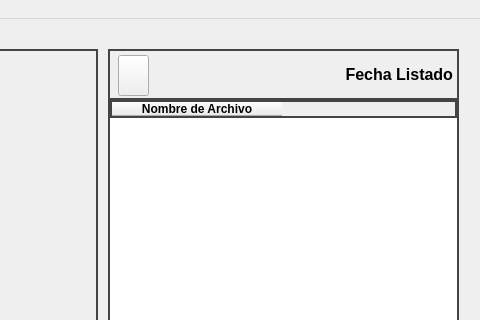
First picture: the form in PyQt/ui_files/MainWindow.ui, repository Gravel520/Copia_Clasificacion, before the edit; both pictures show x 902 to 1382 and y 0 to 320 of the 1382 by 700 pixel window.
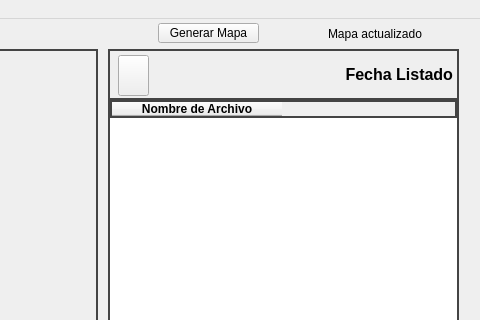
Second picture: the form after the edit. Icons and pictures are not drawn. Custom widgets are drawn as their Qt base class.

Commit message: Actualizado 20/01/2026. Opción de NO crear mapa, y poder crear el directorio final al mover.

What changed in the file:
```diff
--- a/PyQt/ui_files/MainWindow.ui
+++ b/PyQt/ui_files/MainWindow.ui
@@ -158,6 +158,32 @@
      </property>
     </widget>
    </widget>
+   <widget class="QLabel" name="labelMapaActualizado">
+    <property name="geometry">
+     <rect>
+      <x>1230</x>
+      <y>-1</y>
+      <width>131</width>
+      <height>31</height>
+     </rect>
+    </property>
+    <property name="text">
+     <string>Mapa actualizado</string>
+    </property>
+   </widget>
+   <widget class="QPushButton" name="button_generar_mapa">
+    <property name="geometry">
+     <rect>
+      <x>1060</x>
+      <y>4</y>
+      <width>101</width>
+      <height>20</height>
+     </rect>
+    </property>
+    <property name="text">
+     <string>Generar Mapa</string>
+    </property>
+   </widget>
   </widget>
   <widget class="QMenuBar" name="menuBar">
    <property name="geometry">
```
The commit also changes 10 other files.
